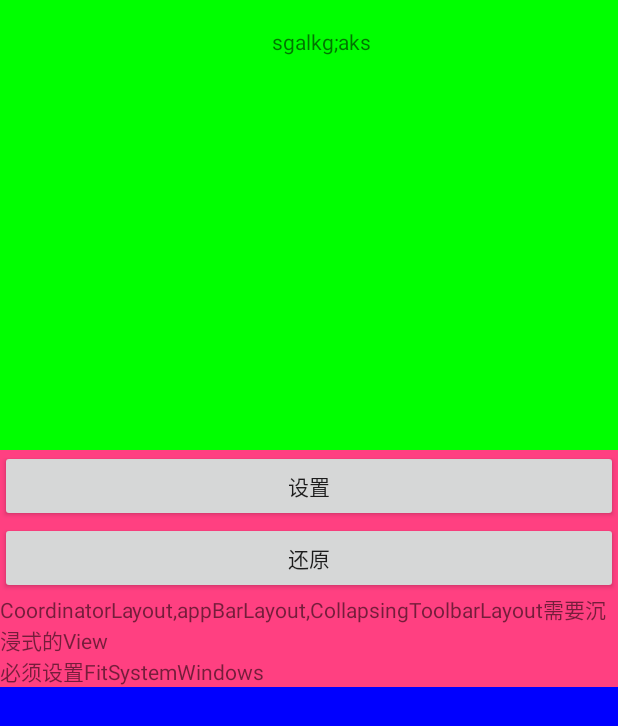
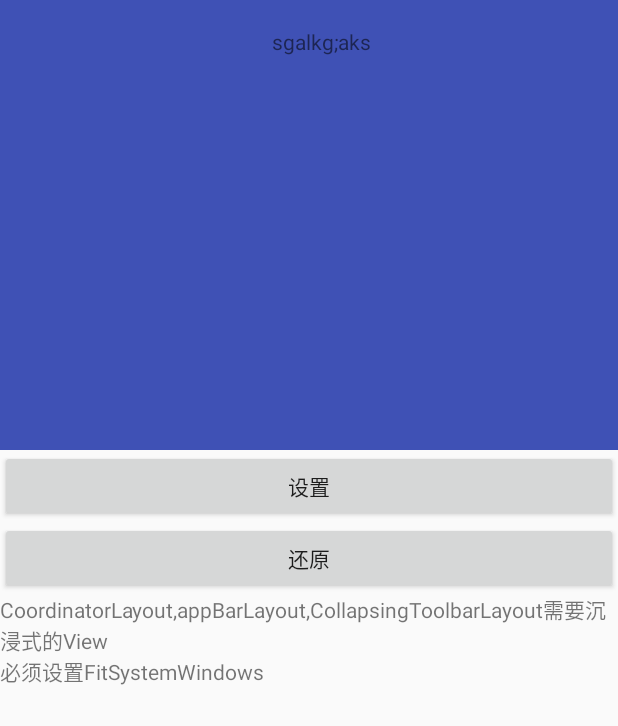
Before and after one commit to zdongcoding/StatusBarCompat, an Android app: the layout activity_collapsing_toolbarr.xml on its own in the app's theme, with its tools: preview values and no code run, on a phone screen of 412 x 824 dp. Shown: the top 726 px of the screen. Run offline under Robolectric (Android 15) with nearby library versions, the phone set to English and light mode, and no system bars.

```diff
--- a/app/src/main/res/layout/activity_collapsing_toolbarr.xml
+++ b/app/src/main/res/layout/activity_collapsing_toolbarr.xml
@@ -20,7 +20,6 @@
             android:layout_width="match_parent"
             android:layout_height="300dp"
             app:contentScrim="@color/colorPrimary"
-            android:background="#00ff00"
             app:layout_scrollFlags="scroll|exitUntilCollapsed|snap"
             app:title="saklgj;s">
 
@@ -51,13 +50,11 @@
     <android.support.v4.widget.NestedScrollView
         android:layout_width="match_parent"
         android:layout_height="match_parent"
-        android:background="#0000ff"
         app:layout_behavior="@string/appbar_scrolling_view_behavior">
 
         <LinearLayout
             android:layout_width="match_parent"
             android:layout_height="match_parent"
-            android:background="@color/colorAccent"
             android:orientation="vertical">
 
             <include layout="@layout/include_comment_layout" />
```
